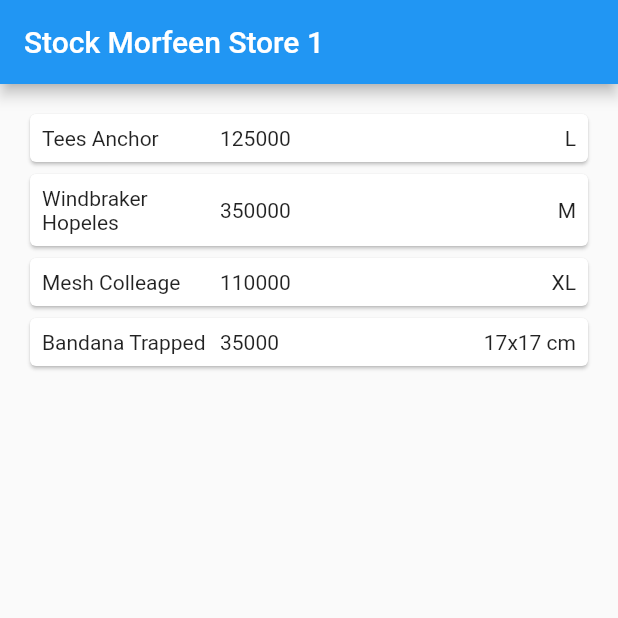
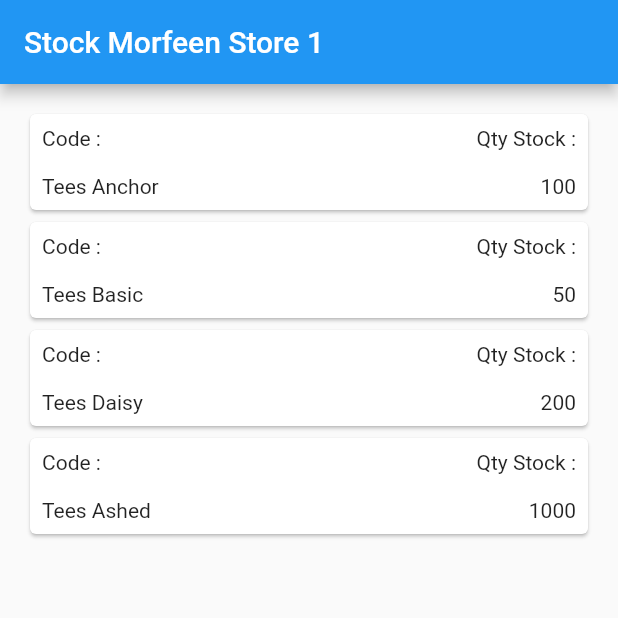
Before and after one commit to Yovieaji13/navigasi_rute, a Flutter app: the screen it shows after launch, on a phone screen of 412 x 824 dp, the top half of it. Run offline on Flutter 3.47's test engine with Material 2 defaults, Android fonts, the phone set to English and light mode, and no system bars.

```diff
--- a/lib/models/item.dart
+++ b/lib/models/item.dart
@@ -3,6 +3,7 @@ class Item{
   String name;
   int price;
   String size;
+  int qty;
 
-  Item({this.name, this.price, this.size});
+  Item({this.name, this.price, this.size, this.qty});
 }
--- a/lib/pages/home_page.dart
+++ b/lib/pages/home_page.dart
@@ -5,10 +5,10 @@ import 'item_page.dart';
 
 class HomePage extends StatelessWidget {
   final List<Item> items = [
-    Item(name: 'Tees Anchor', price: 125000, size: 'L'),
-    Item(name: 'Windbraker Hopeles', price: 350000, size: 'M'),
-    Item(name: 'Mesh Colleage', price: 110000, size: 'XL'),
-    Item(name: 'Bandana Trapped', price: 35000, size: '17x17 cm')
+    Item(name: 'Tees Anchor', price: 125000, size: 'L', qty: 100),
+    Item(name: 'Tees Basic', price: 350000, size: 'M', qty: 50),
+    Item(name: 'Tees Daisy', price: 110000, size: 'XL', qty: 200),
+    Item(name: 'Tees Ashed', price: 35000, size: 'M', qty: 1000)
   ];
 
   @override
@@ -39,21 +39,16 @@ class HomePage extends StatelessWidget {
                     child: Row(
                       children: [
                         Expanded(
-                          child: Text(item.name),
-                        ),
-                        Expanded(
-                          child: Container(
-                            child: Text(
-                              item.price.toString(),
-                            ),
+                          child: Text("Code : " + "\n\n" + item.name,
+                          textAlign: TextAlign.left,
                           ),
                         ),
                         Expanded(
                           child: Text(
-                            item.size,
+                            "Qty Stock : " + "\n\n" + item.qty.toString(),
                             textAlign: TextAlign.end,
                           ),
-                        ),
+                        )
                       ],
                     ),
                   ),
```
Also changed, not shown: lib/pages/item_page.dart (+41 -8 lines).
